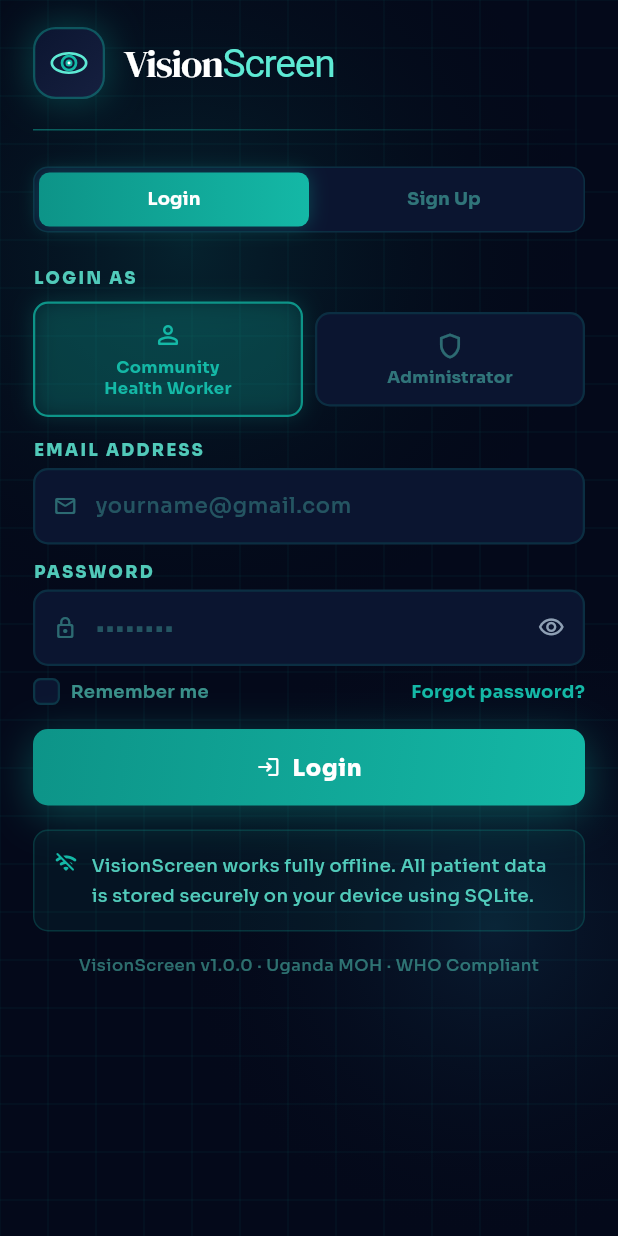
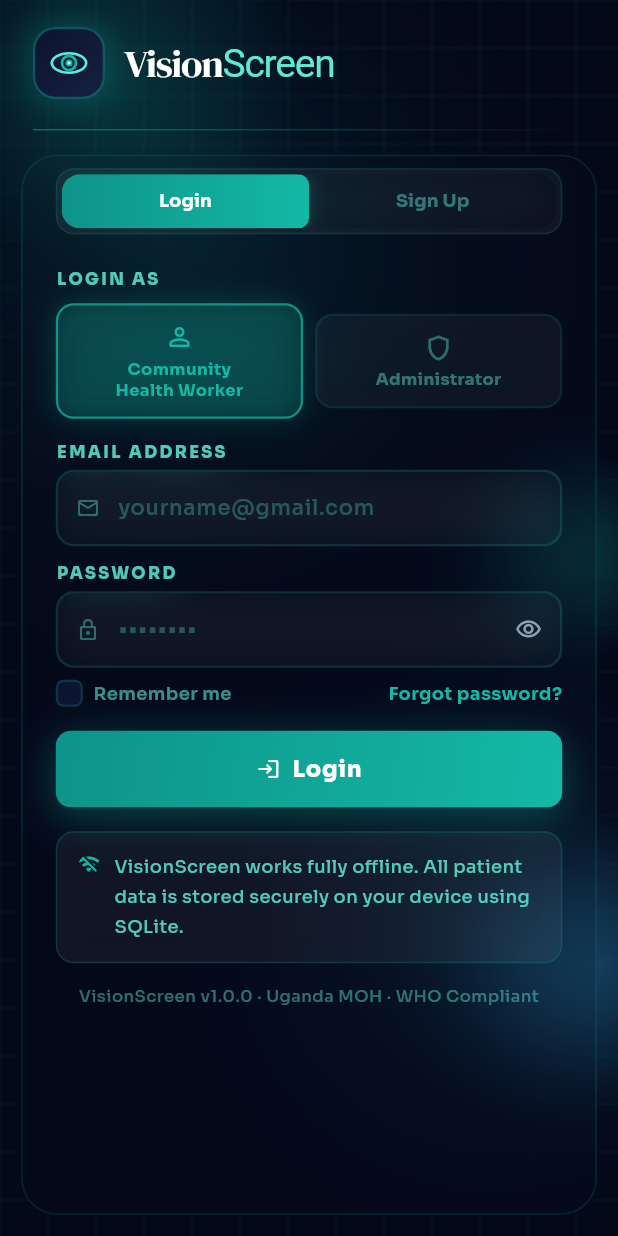
Before and after one commit to mugisharayan/VisionScreen-Mobile-Application, a Flutter app: the LoginScreen screen opened by its route, on a phone screen of 412 x 824 dp. Run offline on Flutter 3.47's test engine with Material 3 defaults, Android fonts, the phone set to English and light mode, and no system bars; our stand-ins replace camera, connectivity_plus, geocoding, geolocator, google_fonts, permission_handler and 1 more; missing offline and left inert: screen_brightness; accounts and stored records are empty.

Commit message:
i have added the glass morphism

```diff
--- a/lib/screens/login_screen.dart
+++ b/lib/screens/login_screen.dart
@@ -1,3 +1,4 @@
+import 'dart:ui';
 import 'package:flutter/material.dart';
 import 'package:flutter/services.dart';
 import 'package:google_fonts/google_fonts.dart';
@@ -181,6 +182,19 @@ class _LoginScreenState extends State<LoginScreen>
           // ── Grid + mesh background ──
           CustomPaint(painter: _LoginGridPainter()),
           CustomPaint(painter: _LoginMeshPainter()),
+          // ── Floating glowing orbs ──
+          Positioned(
+            top: -80, left: -60,
+            child: _GlowOrb(color: AppColors.teal, size: 260),
+          ),
+          Positioned(
+            bottom: 80, right: -80,
+            child: _GlowOrb(color: AppColors.sky, size: 200),
+          ),
+          Positioned(
+            top: 300, right: -40,
+            child: _GlowOrb(color: AppColors.teal2, size: 140),
+          ),
 
           SafeArea(
             child: Column(
@@ -189,6 +203,7 @@ class _LoginScreenState extends State<LoginScreen>
                 _AuthHeader(),
                 // ── Scrollable body ──
                 Expanded(
+                  child: _GlassCard(
                     child: SingleChildScrollView(
                       controller: _scrollCtrl,
                       padding: const EdgeInsets.fromLTRB(22, 8, 22, 32),
@@ -267,6 +282,7 @@ class _LoginScreenState extends State<LoginScreen>
                     ),
                     ),
                   ),
+                ),
               ],
             ),
           ),
@@ -379,14 +395,18 @@ class _TabSwitcher extends StatelessWidget {
     return Container(
       height: 44,
       decoration: BoxDecoration(
-        color: AppColors.ink2,
-        borderRadius: BorderRadius.circular(10),
+        color: Colors.white.withValues(alpha: 0.05),
+        borderRadius: BorderRadius.circular(12),
         border: Border.all(
           color: AppColors.teal.withValues(alpha: 0.2),
           width: 1,
         ),
       ),
       padding: const EdgeInsets.all(3),
+      child: ClipRRect(
+        borderRadius: BorderRadius.circular(12),
+        child: BackdropFilter(
+          filter: ImageFilter.blur(sigmaX: 16, sigmaY: 16),
           child: TabBar(
         controller: controller,
         indicator: BoxDecoration(
@@ -409,6 +429,8 @@ class _TabSwitcher extends StatelessWidget {
           _buildTab('Login', controller.index == 0),
           _buildTab('Sign Up', controller.index == 1),
         ],
+      ),
+        ),
       ),
     );
   }
@@ -805,22 +827,22 @@ class _RoleButton extends StatelessWidget {
         duration: const Duration(milliseconds: 200),
         padding: const EdgeInsets.symmetric(vertical: 11, horizontal: 8),
         decoration: BoxDecoration(
-          color: active ? AppColors.teal.withValues(alpha: 0.12) : AppColors.ink2,
-          borderRadius: BorderRadius.circular(10),
+          color: active
+              ? AppColors.teal.withValues(alpha: 0.18)
+              : Colors.white.withValues(alpha: 0.04),
+          borderRadius: BorderRadius.circular(12),
           border: Border.all(
-            color: active ? AppColors.teal : AppColors.teal.withValues(alpha: 0.2),
+            color: active ? AppColors.teal : AppColors.teal.withValues(alpha: 0.15),
             width: 1.5,
           ),
           boxShadow: active
-              ? [
-                  BoxShadow(
-                    color: AppColors.teal.withValues(alpha: 0.25),
-                    blurRadius: 12,
-                    spreadRadius: 0,
-                  )
-                ]
+              ? [BoxShadow(color: AppColors.teal.withValues(alpha: 0.3), blurRadius: 16)]
               : [],
         ),
+        child: ClipRRect(
+          borderRadius: BorderRadius.circular(12),
+          child: BackdropFilter(
+            filter: ImageFilter.blur(sigmaX: 10, sigmaY: 10),
             child: Column(
               children: [
                 Icon(
@@ -840,6 +862,8 @@ class _RoleButton extends StatelessWidget {
                   ),
                 ),
               ],
+            ),
+          ),
         ),
       ),
     );
@@ -928,14 +952,18 @@ class _InputFieldState extends State<_InputField> {
       duration: const Duration(milliseconds: 200),
       decoration: BoxDecoration(
         color: widget.hasError
-            ? const Color(0xFF2A0A0A)
-            : AppColors.ink2,
-        borderRadius: BorderRadius.circular(10),
+            ? const Color(0xFF2A0A0A).withValues(alpha: 0.6)
+            : Colors.white.withValues(alpha: 0.05),
+        borderRadius: BorderRadius.circular(12),
         border: Border.all(color: borderColor, width: 1.5),
         boxShadow: (_focused || widget.hasError)
-            ? [BoxShadow(color: glowColor, blurRadius: 0, spreadRadius: 3)]
+            ? [BoxShadow(color: glowColor, blurRadius: 8, spreadRadius: 2)]
             : [],
       ),
+      child: ClipRRect(
+        borderRadius: BorderRadius.circular(12),
+        child: BackdropFilter(
+          filter: ImageFilter.blur(sigmaX: 12, sigmaY: 12),
           child: TextField(
         controller: widget.controller,
         focusNode: _focus,
@@ -978,6 +1006,8 @@ class _InputFieldState extends State<_InputField> {
           border: InputBorder.none,
           enabledBorder: InputBorder.none,
           focusedBorder: InputBorder.none,
+        ),
+      ),
         ),
       ),
     );
@@ -1074,13 +1104,19 @@ class _UgandaPhoneFieldState extends State<_UgandaPhoneField> {
         AnimatedContainer(
           duration: const Duration(milliseconds: 200),
           decoration: BoxDecoration(
-            color: widget.hasError ? const Color(0xFF2A0A0A) : AppColors.ink2,
-            borderRadius: BorderRadius.circular(10),
+            color: widget.hasError
+                ? const Color(0xFF2A0A0A).withValues(alpha: 0.6)
+                : Colors.white.withValues(alpha: 0.05),
+            borderRadius: BorderRadius.circular(12),
             border: Border.all(color: borderColor, width: 1.5),
             boxShadow: (_focused || widget.hasError)
-                ? [BoxShadow(color: glowColor, blurRadius: 0, spreadRadius: 3)]
+                ? [BoxShadow(color: glowColor, blurRadius: 8, spreadRadius: 2)]
                 : [],
           ),
+          child: ClipRRect(
+            borderRadius: BorderRadius.circular(12),
+            child: BackdropFilter(
+              filter: ImageFilter.blur(sigmaX: 12, sigmaY: 12),
               child: Row(
             children: [
               // ── +256 badge ──
@@ -1190,6 +1226,8 @@ class _UgandaPhoneFieldState extends State<_UgandaPhoneField> {
                   ),
                 ),
             ],
+          ),
+            ),
           ),
         ),
         // ── Format hint ──
@@ -1490,13 +1528,17 @@ class _OfflineNote extends StatelessWidget {
     return Container(
       padding: const EdgeInsets.all(13),
       decoration: BoxDecoration(
-        color: AppColors.teal.withValues(alpha: 0.08),
-        borderRadius: BorderRadius.circular(10),
+        color: Colors.white.withValues(alpha: 0.05),
+        borderRadius: BorderRadius.circular(12),
         border: Border.all(
           color: AppColors.teal.withValues(alpha: 0.25),
           width: 1,
         ),
       ),
+      child: ClipRRect(
+        borderRadius: BorderRadius.circular(12),
+        child: BackdropFilter(
+          filter: ImageFilter.blur(sigmaX: 10, sigmaY: 10),
           child: Row(
             crossAxisAlignment: CrossAxisAlignment.start,
             children: [
@@ -1514,6 +1556,8 @@ class _OfflineNote extends StatelessWidget {
                 ),
               ),
             ],
+          ),
+        ),
       ),
     );
   }
@@ -1864,6 +1908,72 @@ class _LegalSectionWidget extends StatelessWidget {
 
 
 // ─────────────────────────────────────────────────────────────
+// Glass card — frosted panel wrapping the form
+// ─────────────────────────────────────────────────────────────
+class _GlassCard extends StatelessWidget {
+  const _GlassCard({required this.child});
+  final Widget child;
+
+  @override
+  Widget build(BuildContext context) {
+    return Padding(
+      padding: const EdgeInsets.fromLTRB(14, 0, 14, 14),
+      child: ClipRRect(
+        borderRadius: BorderRadius.circular(24),
+        child: BackdropFilter(
+          filter: ImageFilter.blur(sigmaX: 24, sigmaY: 24),
+          child: Container(
+            decoration: BoxDecoration(
+              color: Colors.white.withValues(alpha: 0.04),
+              borderRadius: BorderRadius.circular(24),
+              border: Border.all(
+                color: AppColors.teal.withValues(alpha: 0.18),
+                width: 1.2,
+              ),
+              gradient: LinearGradient(
+                begin: Alignment.topLeft,
+                end: Alignment.bottomRight,
+                colors: [
+                  Colors.white.withValues(alpha: 0.07),
+                  Colors.white.withValues(alpha: 0.02),
+                ],
+              ),
+            ),
+            child: child,
+          ),
+        ),
+      ),
+    );
+  }
+}
+
+// ─────────────────────────────────────────────────────────────
+// Floating glow orb — soft radial blur behind the glass
+// ─────────────────────────────────────────────────────────────
+class _GlowOrb extends StatelessWidget {
+  const _GlowOrb({required this.color, required this.size});
+  final Color color;
+  final double size;
+
+  @override
+  Widget build(BuildContext context) {
+    return Container(
+      width: size,
+      height: size,
+      decoration: BoxDecoration(
+        shape: BoxShape.circle,
+        gradient: RadialGradient(
+          colors: [
+            color.withValues(alpha: 0.28),
+            color.withValues(alpha: 0.0),
+          ],
+        ),
+      ),
+    );
+  }
+}
+
+// ─────────────────────────────────────────────────────────────
 // Grid pattern background — matches splash screen
 // ─────────────────────────────────────────────────────────────
 class _LoginGridPainter extends CustomPainter {
```
Lines whose indentation alone changed are shown as unchanged.
